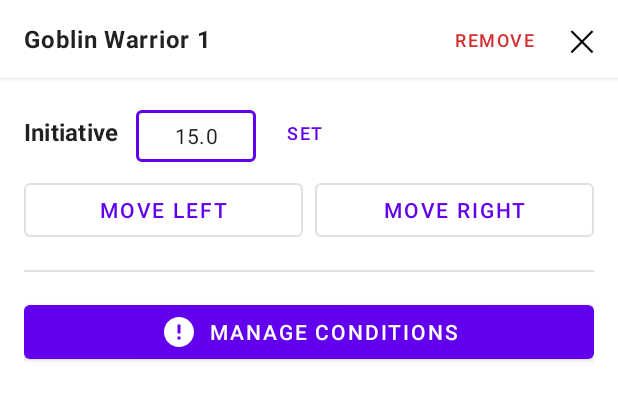
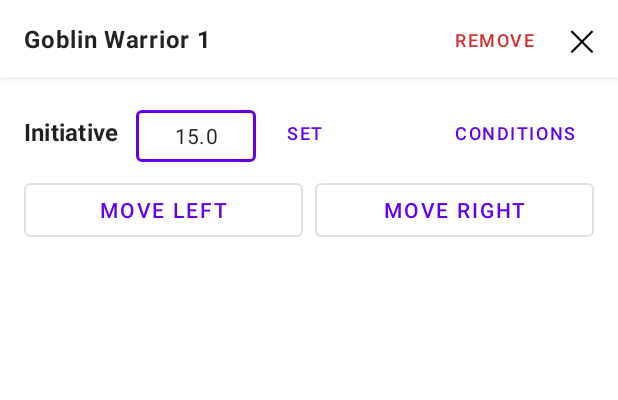
Before and after one commit to uintent/combatTracker2, an Android app: the layout bottom_sheet_actor_context.xml on its own in the app's theme, with its tools: preview values and no code run, on a phone screen of 412 x 824 dp. Shown: the top 400 px of the screen. Run offline under Robolectric (Android 15) with nearby library versions, the phone set to English and light mode, and no system bars.

Commit message:
update von jan

```diff
--- a/app/src/main/res/layout/bottom_sheet_actor_context.xml
+++ b/app/src/main/res/layout/bottom_sheet_actor_context.xml
@@ -78,7 +78,7 @@
             android:orientation="vertical"
             android:padding="16dp">
 
-            <!-- Initiative Section - Compact single line -->
+            <!-- Initiative Section - Now includes Conditions button -->
             <LinearLayout
                 android:layout_width="match_parent"
                 android:layout_height="wrap_content"
@@ -128,6 +128,24 @@
                     android:paddingEnd="12dp"
                     android:textSize="12sp" />
 
+                <!-- Spacer to push Conditions button to the right -->
+                <View
+                    android:layout_width="0dp"
+                    android:layout_height="1dp"
+                    android:layout_weight="1" />
+
+                <!-- Conditions Button -->
+                <Button
+                    android:id="@+id/buttonOpenConditions"
+                    style="@style/Widget.MaterialComponents.Button.TextButton"
+                    android:layout_width="wrap_content"
+                    android:layout_height="36dp"
+                    android:text="Conditions"
+                    android:minWidth="0dp"
+                    android:paddingStart="12dp"
+                    android:paddingEnd="12dp"
+                    android:textSize="12sp" />
+
             </LinearLayout>
 
             <!-- Hidden textview for current initiative (kept for compatibility) -->
@@ -168,24 +186,6 @@
 
             </LinearLayout>
 
-            <!-- Divider -->
-            <View
-                android:layout_width="match_parent"
-                android:layout_height="1dp"
-                android:layout_marginTop="16dp"
-                android:layout_marginBottom="16dp"
-                android:background="?android:attr/listDivider" />
-
-            <!-- Conditions Button -->
-            <Button
-                android:id="@+id/buttonOpenConditions"
-                style="@style/Widget.MaterialComponents.Button"
-                android:layout_width="match_parent"
-                android:layout_height="wrap_content"
-                android:text="Manage Conditions"
-                app:icon="@drawable/ic_condition_default"
-                app:iconGravity="textStart" />
-
         </LinearLayout>
 
     </androidx.core.widget.NestedScrollView>
```
